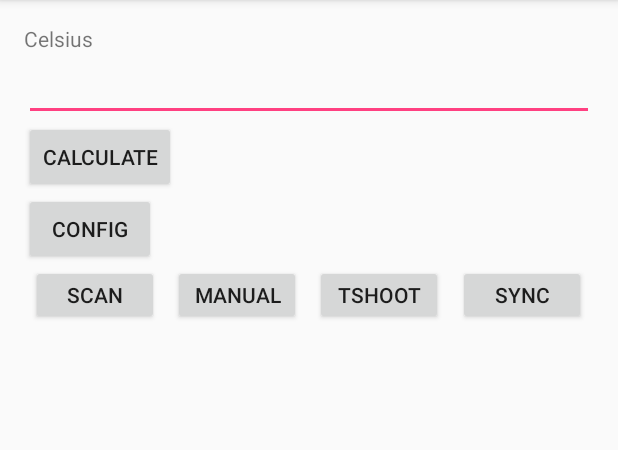
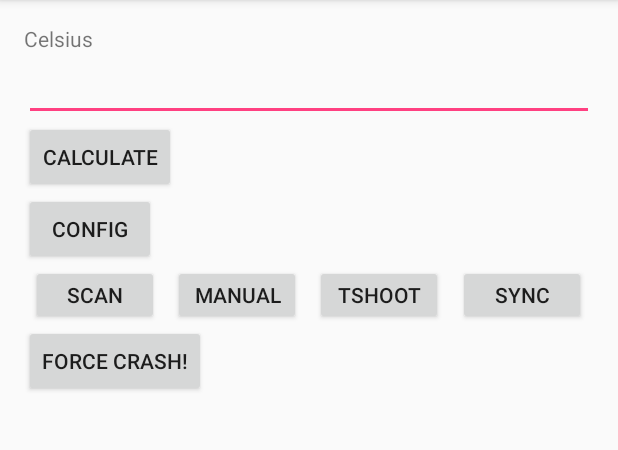
Before and after one commit to DevdattaG/WebServiceUsePOC, an Android app: the screen it shows after launch (MainActivity), on a phone screen of 412 x 824 dp, the part 84-534 px from its top. Run offline under Robolectric (Android 15) with nearby library versions, the phone set to English and light mode, and no system bars; libraries missing offline, so code that uses them is left out: com.crashlytics.android, io.fabric.sdk; 1 statement that could not run was skipped.

Commit message:
Adds fabric.io and integrates crashlytics for crash reports

```diff
--- a/app/build.gradle
+++ b/app/build.gradle
@@ -40,7 +40,7 @@ dependencies {
     compile 'com.android.support:appcompat-v7:23.4.0'
     compile 'com.android.support.constraint:constraint-layout:1.0.2'
     testCompile 'junit:junit:4.12'
-    compile('com.crashlytics.sdk.android:crashlytics:2.6.8@aar') {
+    compile('com.crashlytics.sdk.android:crashlytics:2.7.0@aar') {
         transitive = true;
     }
     compile files('libs/activation.jar')
--- a/app/src/main/java/dg/webserviceusepoc/MainActivity.java
+++ b/app/src/main/java/dg/webserviceusepoc/MainActivity.java
@@ -107,6 +107,14 @@ public class MainActivity extends ActionBarActivity {
                 finish();
             }
         });
+    }
+
+    private void logUser() {
+        // TODO: Use the current user's information
+        // You can call any combination of these three methods
+        Crashlytics.setUserIdentifier("12345");
+        Crashlytics.setUserEmail("devdatta.godbole777@gmail.com");
+        Crashlytics.setUserName("Test User");
     }
 
     @Override
--- a/app/src/main/res/layout/activity_main.xml
+++ b/app/src/main/res/layout/activity_main.xml
@@ -101,6 +101,14 @@
                 android:layout_gravity="center" />
         </LinearLayout>
     </LinearLayout>
+    <Button
+        android:layout_height="wrap_content"
+        android:layout_width="wrap_content"
+        android:text="Force Crash!"
+        android:onClick="forceCrash"
+        android:layout_centerVertical="true"
+        android:layout_centerHorizontal="true" />
+
 
 
 
```
Also changed, not shown: app/src/main/res/layout/activity_config.xml (+9 -1 lines).
